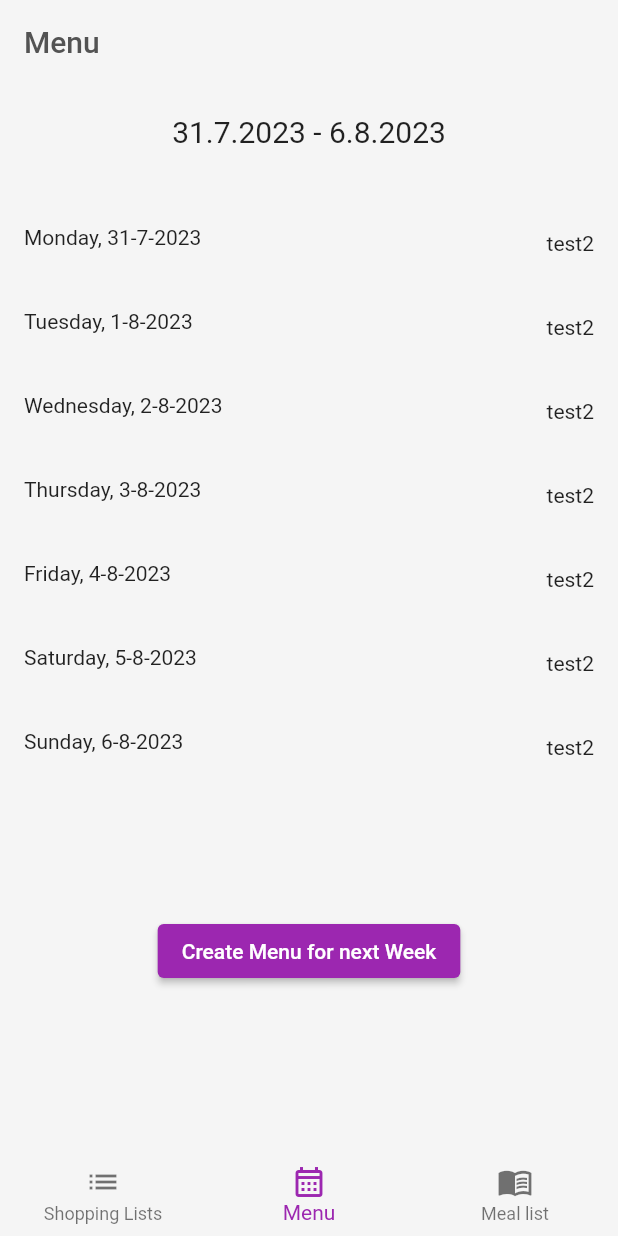
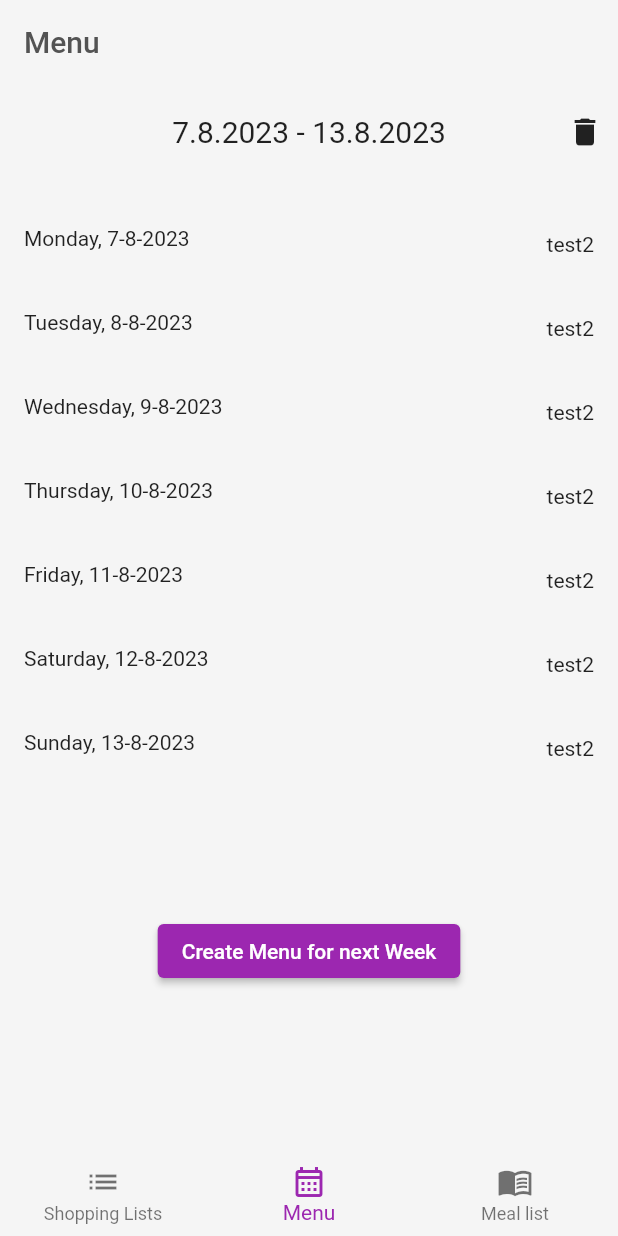
Before and after one commit to ing-non/ShoppingList, a Flutter app: the screen it shows after launch, item 2 of the bottom bar chosen, after a tap on "Create Menu for next Week", on a phone screen of 412 x 824 dp. Run offline on Flutter 3.47's test engine with Material 2 defaults, Android fonts, the phone set to English and light mode, and no system bars; our stand-ins replace reorderable_grid_view, shared_preferences.

Commit message:
add deleteMenu, cleanup code

```diff
--- a/lib/globals.dart
+++ b/lib/globals.dart
@@ -56,7 +56,7 @@ class MenuStoragePreferences {
 
   static Future addMeal(Meal meal) async
   {
-    _preferences.remove(allTimeMenuKey);
+    //_preferences.remove(allTimeMenuKey);
     late Map jsonMeals;
     var jsonMeal = meal.toJson();
     var meals = _preferences.getString(mealKey) ?? "";
--- a/lib/logic/menu_view_logic.dart
+++ b/lib/logic/menu_view_logic.dart
@@ -26,22 +26,22 @@ class MenuViewLogic
     return menu;
   }
 
-  DateTime setStartDateToMonday(DateTime startDate) {
+  DateTime setDateToMonday(DateTime date) {
     while (true) {
-      if (startDate.weekday != 1) {
-        startDate = startDate.subtract(const Duration(days: 1));
+      if (date.weekday != 1) {
+        date = date.subtract(const Duration(days: 1));
       } else {
         break;
       }
     }
-    return startDate;
+    return date;
   }
 
   int getIndexOfCurrentWeekFromAllTimeMenus()
   {
     DateTime dtNow = DateUtils.dateOnly(DateTime.now());
     List allTimeMenusKeys = _allTimeMenus.keys.toList();
-    int indexOfDtNow = allTimeMenusKeys.indexOf(setStartDateToMonday(dtNow).toString());
+    int indexOfDtNow = allTimeMenusKeys.indexOf(setDateToMonday(dtNow).toString());
     if (indexOfDtNow >= 0)
     {
       return indexOfDtNow;
@@ -51,4 +51,25 @@ class MenuViewLogic
     }
   }
 
+  void deleteMenu(double? page)
+  {
+    List allTimeMenusKeys = _allTimeMenus.keys.toList();
+    String toDelete = allTimeMenusKeys[page!.toInt()];
+    _allTimeMenus.remove(toDelete);
+    MenuStoragePreferences.setAllTimeMenusPerWeek(_allTimeMenus);
+  }
+
+  void createMenu()
+  {
+    final dtNextWeek =
+      DateUtils.dateOnly(DateTime.now().subtract(Duration(days: -8)));
+    MenuViewLogic menuViewLogic = MenuViewLogic(_allTimeMenus);
+    List weeklyMenu =
+        menuViewLogic.getWeeklyMenu(menuViewLogic.setDateToMonday(dtNextWeek));
+    _allTimeMenus[menuViewLogic.setDateToMonday(dtNextWeek).toString()] =
+        weeklyMenu;
+    //allTimeMenus.remove(createMenu.setStartDateToMonday(dtNextWeek).toString());
+    MenuStoragePreferences.setAllTimeMenusPerWeek(_allTimeMenus);
+  }
+
 }
--- a/lib/screens/menu/menu_view.dart
+++ b/lib/screens/menu/menu_view.dart
@@ -1,5 +1,4 @@
 // ignore_for_file: prefer_const_constructors
-
 import 'package:flutter/material.dart';
 import 'package:test_app/globals.dart';
 import 'package:test_app/logic/menu_view_logic.dart';
@@ -17,9 +16,10 @@ class MenuHome extends StatefulWidget {
 
 class _MenuHomeState extends State<MenuHome> {
   late PageController pageViewController;
+  late MenuViewLogic menuViewLogic;
   late Map? meals;
   late Map allTimeMenus;
-  final dtNextWeek = DateUtils.dateOnly(DateTime.now().add(Duration(days: 7)));
+  final dtNow = DateUtils.dateOnly(DateTime.now());
   late Color mainColor;
   late Color accentColor;
   final List weekdays = [
@@ -35,13 +35,15 @@ class _MenuHomeState extends State<MenuHome> {
   @override
   void initState() {
     super.initState();
-    MenuStoragePreferences.addMeal(Meal(name: "test2", ingredients: {"ing":"3g"}));
     meals = MenuStoragePreferences.getMeals();
-    print(meals!.keys);
     allTimeMenus = MenuStoragePreferences.getAllTimeMenusPerWeek();
-    MenuViewLogic menuViewLogic = MenuViewLogic(allTimeMenus);
-    pageViewController =
-        PageController(initialPage: menuViewLogic.getIndexOfCurrentWeekFromAllTimeMenus());
+
+    menuViewLogic = MenuViewLogic(allTimeMenus);
+    pageViewController = PageController(
+        initialPage: menuViewLogic.getIndexOfCurrentWeekFromAllTimeMenus());
+    MenuStoragePreferences.addMeal(
+        Meal(name: "test2", ingredients: {"ing": "3g"}));
+
 
     mainColor = globalMainColor;
     accentColor = globalAccentColor;
@@ -51,16 +53,6 @@ class _MenuHomeState extends State<MenuHome> {
   void dispose() {
     pageViewController.dispose();
     super.dispose();
-  }
-
-  void createMenu() {
-    MenuViewLogic menuViewLogic = MenuViewLogic(allTimeMenus);
-    List weeklyMenu =
-        menuViewLogic.getWeeklyMenu(menuViewLogic.setStartDateToMonday(dtNextWeek));
-    allTimeMenus[menuViewLogic.setStartDateToMonday(dtNextWeek).toString()] =
-        weeklyMenu;
-    //allTimeMenus.remove(createMenu.setStartDateToMonday(dtNextWeek).toString());
-    MenuStoragePreferences.setAllTimeMenusPerWeek(allTimeMenus);
   }
 
   @override
@@ -75,15 +67,15 @@ class _MenuHomeState extends State<MenuHome> {
         ),
         elevation: 0,
       ),
-      body: ScrollConfiguration(
+      body: Column(
+        children: [
+          Expanded(
+            flex: 3,
+            child: ScrollConfiguration(
               behavior: ScrollBehavior(),
               child: GlowingOverscrollIndicator(
                 axisDirection: AxisDirection.right,
                 color: accentColor,
-          child: Column(
-            children: [
-              Expanded(
-                flex: 3,
                 child: PageView(controller: pageViewController, children: [
                   for (final date in allTimeMenus.keys.toList())
                     ListView(
@@ -92,11 +84,29 @@ class _MenuHomeState extends State<MenuHome> {
                           SizedBox(
                             height: 20,
                           ),
-                          Center(
-                            child: Text(
+                          Stack(
+                            alignment: Alignment.center,
+                            children: [
+                              Text(
                                 "${DateTime.parse(date).day}.${DateTime.parse(date).month}.${DateTime.parse(date).year} - ${DateTime.parse(date).add(Duration(days: 6)).day}.${DateTime.parse(date).add(Duration(days: 6)).month}.${DateTime.parse(date).add(Duration(days: 6)).year}",
                                 style: TextStyle(fontSize: 20),
                               ),
+                              if (dtNow.compareTo(DateTime.parse(date)) <
+                                  0) ...[
+                                Align(
+                                  alignment: Alignment.centerRight,
+                                  child: Padding(
+                                    padding: const EdgeInsets.only(right: 10),
+                                    child: GestureDetector(
+                                        onTap: () {
+                                          menuViewLogic.deleteMenu(pageViewController.page);
+                                          setState(() {});
+                                        },
+                                        child: Icon(Icons.delete)),
+                                  ),
+                                )
+                              ]
+                            ],
                           ),
                           SizedBox(
                             height: 35,
@@ -110,20 +120,19 @@ class _MenuHomeState extends State<MenuHome> {
                         ]),
                 ]),
               ),
+            ),
+          ),
           Expanded(
             flex: 1,
             child: Column(
               children: [
                 SizedBox(height: 20),
                 ElevatedButton(
-                      style:
-                          ElevatedButton.styleFrom(backgroundColor: mainColor),
+                  style: ElevatedButton.styleFrom(backgroundColor: mainColor),
                   child: Text("Create Menu for next Week"),
                   onPressed: () {
-                        createMenu();
-                        setState(() {
-                          allTimeMenus = MenuStoragePreferences.getAllTimeMenusPerWeek();
-                        });
+                    menuViewLogic.createMenu();
+                    setState(() {});
                   },
                 ),
               ],
@@ -131,8 +140,6 @@ class _MenuHomeState extends State<MenuHome> {
           )
         ],
       ),
-        ),
-      ),
     );
   }
 }
```
Lines whose indentation alone changed are shown as unchanged.
